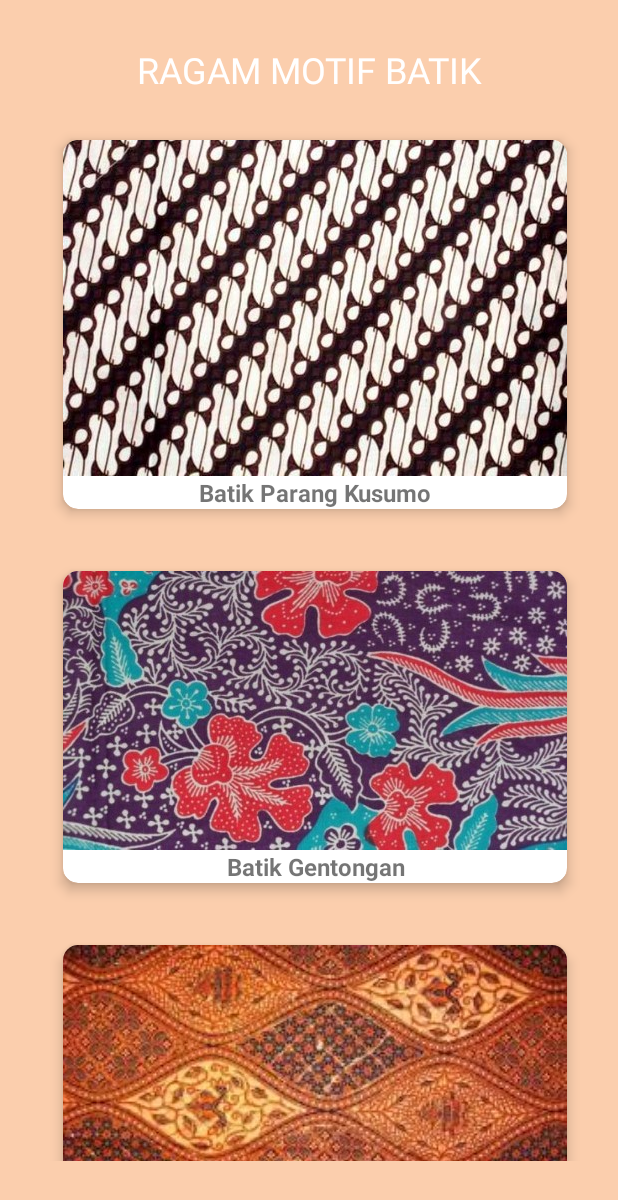
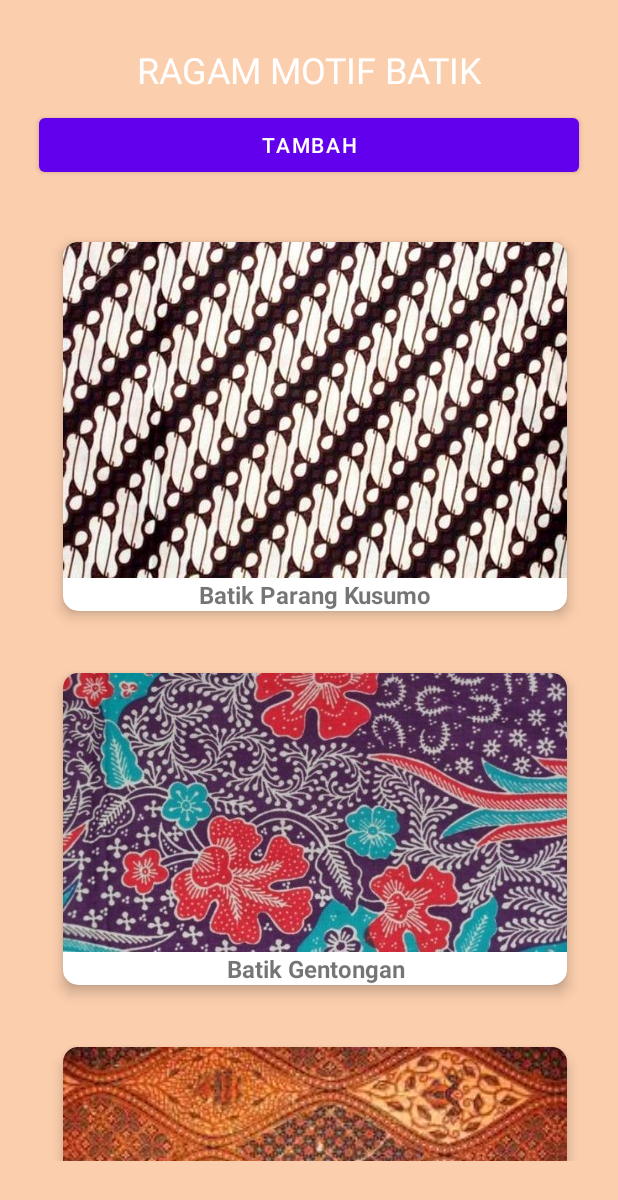
Before and after one commit to octaviadyah3/Batik-Lanjutan-Android, an Android app: the RagamBatik screen opened directly, with no data from a screen before it, on a phone screen of 412 x 824 dp. Shown: the top 1200 px of the screen. Run offline under Robolectric (Android 15) with nearby library versions, the phone set to English and light mode, and no system bars.

Commit message:
menambkan tombol tambah wordsampleroom

```diff
--- a/app/src/main/res/layout/ragambatikk.xml
+++ b/app/src/main/res/layout/ragambatikk.xml
@@ -28,6 +28,14 @@
             android:textColor="@color/white"
             android:textSize="24sp" />
 
+        <Button
+            android:id="@+id/btn_tambah"
+            android:layout_width="match_parent"
+            android:layout_height="wrap_content"
+            android:text="Tambah"
+            android:layout_alignParentBottom="true"
+            android:layout_margin="10dp"/>
+
         <androidx.recyclerview.widget.RecyclerView
             android:id="@+id/rv_batik"
             android:layout_width="match_parent"
@@ -39,6 +47,5 @@
             android:clipToPadding="false"
             android:scrollbars="none"
             tools:listitem="@layout/item_batik"/>
-
     </LinearLayout>
 </RelativeLayout>
```
